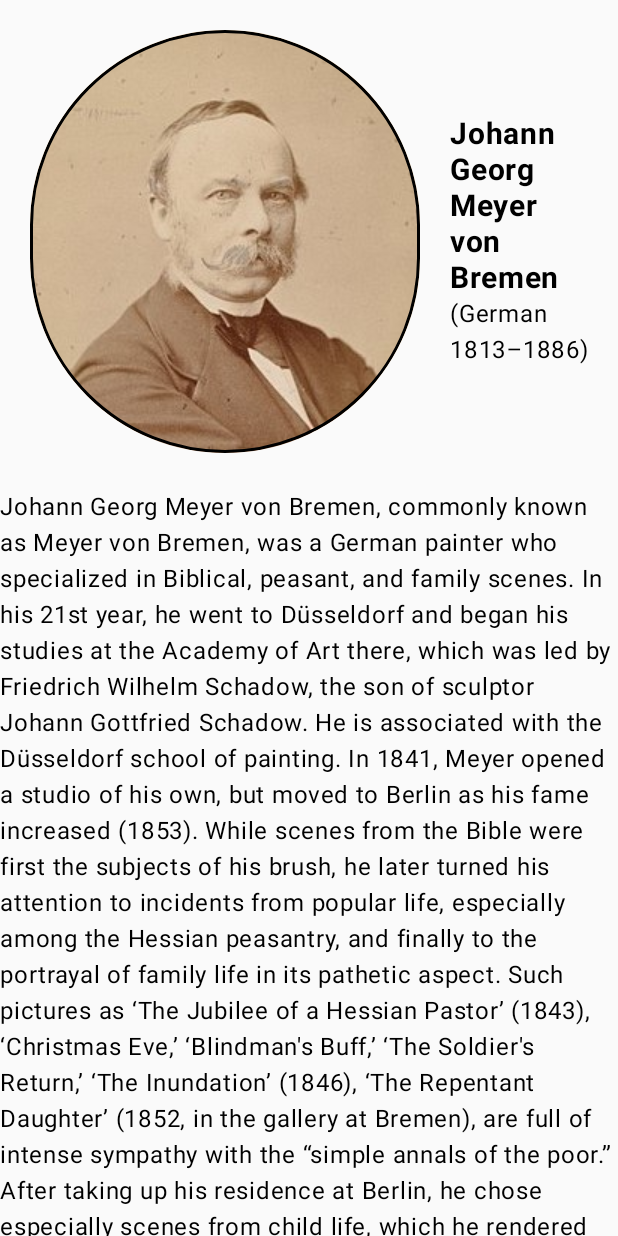
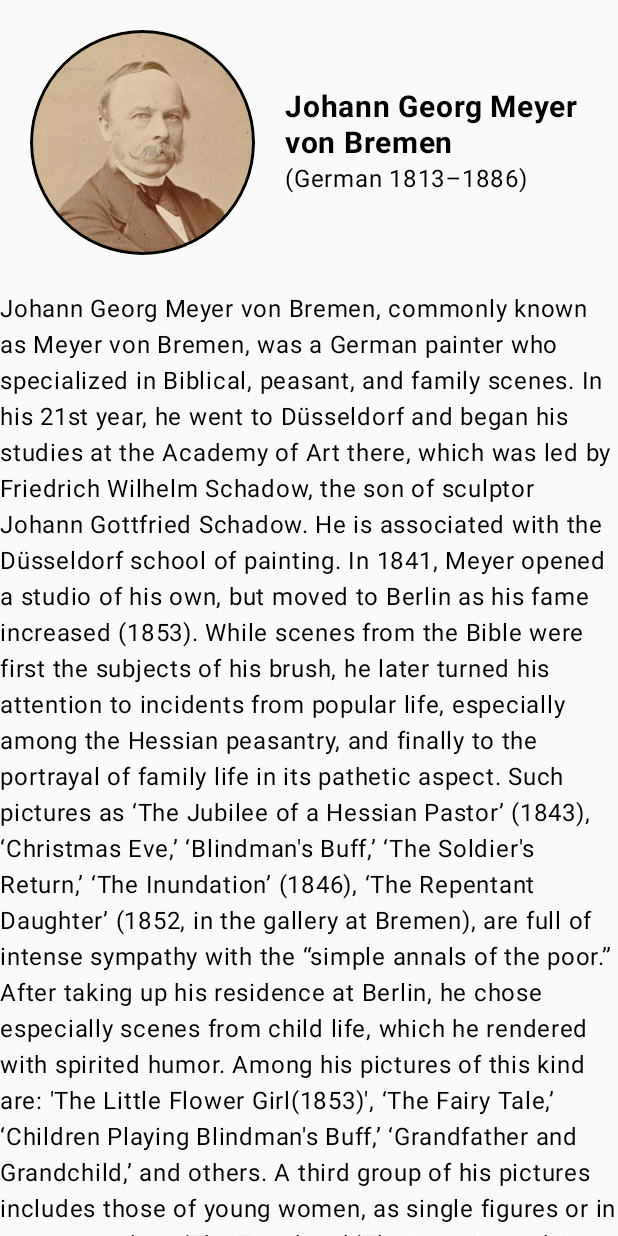
Before and after one commit to OmariLyn07/ArtProject, an Android app built with Jetpack Compose: the screen it shows after launch (MainActivity), after a tap on "The New Brother by Johann Georg Meyer vo", on a phone screen of 412 x 824 dp. Run offline under Robolectric (Android 15) with nearby library versions, the phone set to English and light mode, and no system bars.

Commit message:
Added all necessary functionality to app

```diff
--- a/app/src/main/java/com/example/artspace/MainActivity.kt
+++ b/app/src/main/java/com/example/artspace/MainActivity.kt
@@ -7,6 +7,7 @@ import androidx.activity.compose.setContent
 import androidx.activity.enableEdgeToEdge
 import androidx.compose.foundation.BorderStroke
 import androidx.compose.foundation.Image
+import androidx.compose.foundation.background
 import androidx.compose.foundation.border
 import androidx.compose.foundation.layout.Arrangement
 import androidx.compose.foundation.layout.Box
@@ -18,6 +19,7 @@ import androidx.compose.foundation.layout.fillMaxWidth
 import androidx.compose.foundation.layout.height
 import androidx.compose.foundation.layout.padding
 import androidx.compose.foundation.layout.size
+import androidx.compose.foundation.layout.width
 import androidx.compose.foundation.rememberScrollState
 import androidx.compose.foundation.shape.CircleShape
 import androidx.compose.foundation.shape.RoundedCornerShape
@@ -27,8 +29,10 @@ import androidx.compose.material3.CenterAlignedTopAppBar
 import androidx.compose.material3.ExperimentalMaterial3Api
 import androidx.compose.material3.Icon
 import androidx.compose.material3.MaterialTheme
+import androidx.compose.material3.OutlinedButton
 import androidx.compose.material3.Scaffold
 import androidx.compose.material3.Text
+import androidx.compose.material3.TextButton
 import androidx.compose.material3.TopAppBarDefaults
 import androidx.compose.runtime.Composable
 import androidx.compose.runtime.getValue
@@ -39,6 +43,7 @@ import androidx.compose.ui.Alignment
 import androidx.compose.ui.Modifier
 import androidx.compose.ui.draw.clip
 import androidx.compose.ui.graphics.Color
+import androidx.compose.ui.layout.ContentScale
 import androidx.compose.ui.res.dimensionResource
 import androidx.compose.ui.res.painterResource
 import androidx.compose.ui.res.stringResource
@@ -121,6 +126,9 @@ fun ArtistPage(navController: NavController) {
                 modifier = Modifier
                     .clip(CircleShape)
                     .border(BorderStroke(2.dp, Color.Black), CircleShape)
+                    .size(150.dp),
+                contentScale = ContentScale.Crop,
+
 
             )
             Spacer(modifier = Modifier.padding(10.dp))
@@ -203,12 +211,20 @@ fun ArtWall(current: Int, artworkImageId: Int, descriptionId: Int, navController
      */
     //ToBeRemoved
 
-    Button(
+    TextButton(
         onClick = { navController.navigate(Screen.Artist.route + "/$current") },
-        shape = RoundedCornerShape(dimensionResource(R.dimen.button_corner_radius)),
+        shape = RoundedCornerShape(0.dp)
 
     ) {
-        Image(painter = painterResource(id = artworkImageId), contentDescription = stringResource(id = descriptionId))
+        Column {
+            Image(
+                painter = painterResource(id = artworkImageId),
+                contentDescription = stringResource(id = descriptionId),
+                modifier = Modifier
+                    .height(400.dp)
+                    .width(400.dp)
+                )
+        }
     }
 
 
@@ -265,11 +281,11 @@ fun DisplayController(current: Int, updateCurrent: (Int) -> Unit) {
             .fillMaxWidth(),
         horizontalArrangement = Arrangement.Center
     ){
-        Button(onClick = { updateCurrent(current - 1) }) {
+        OutlinedButton(onClick = { if(current != 0) {updateCurrent(current - 1)} }) {
             Text(text = "Previous")
         }
         Spacer(modifier = Modifier.padding(20.dp))
-        Button(onClick = { updateCurrent(current + 1) }) {
+        OutlinedButton(onClick = { if(current != DataSource.arts.size - 1){ updateCurrent(current + 1) } }) {
             Text(text = "Next")
         }
     }
```
